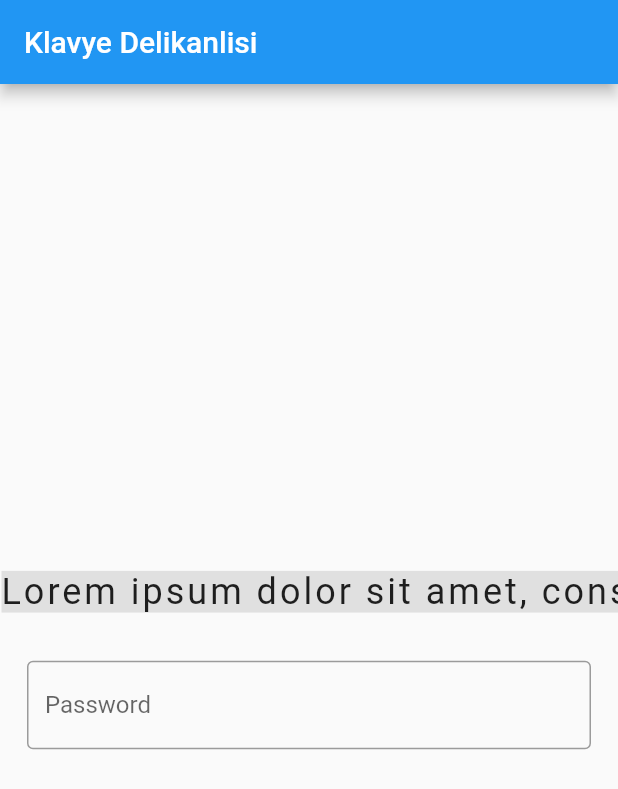
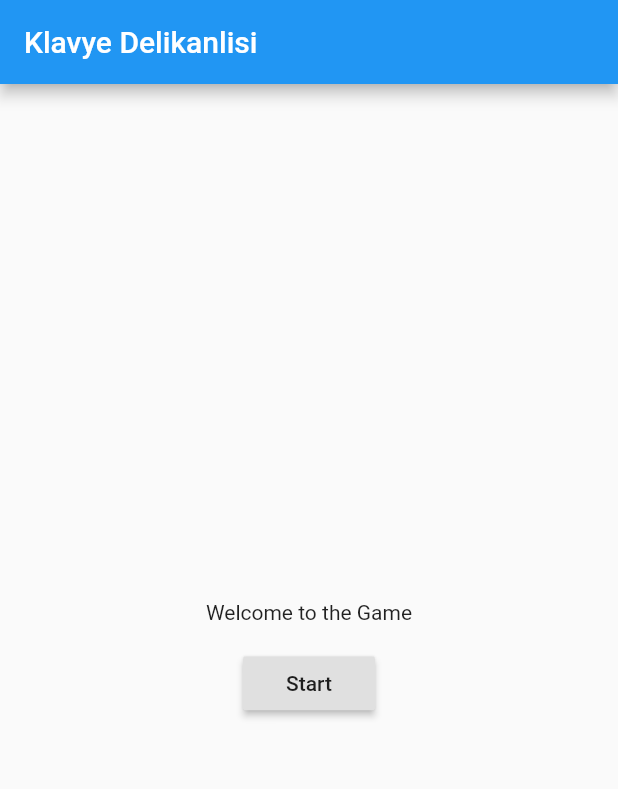
Before and after one commit to EnesKilicaslan/KeyboardStreamingMobileGame, a Flutter app: the screen it shows after launch, on a phone screen of 412 x 824 dp. Shown: the top 789 px of the screen. Run offline on Flutter 3.47's test engine with Material 2 defaults, Android fonts, the phone set to English and light mode, and no system bars; our stand-ins replace marquee.

Commit message:
Add Start Button and a sliding text with input field, video_time: 2:00

```diff
--- a/lib/main.dart
+++ b/lib/main.dart
@@ -1,4 +1,5 @@
 import 'package:flutter/material.dart';
+import 'package:marquee/marquee.dart';
 
 void main() {
   runApp(MyApp());
@@ -7,7 +8,6 @@ void main() {
 class MyApp extends StatelessWidget {
   @override
   Widget build(BuildContext context) {
-
     return MaterialApp(
       home: MyAppHome(),
     );
@@ -21,12 +21,66 @@ class MyAppHome extends StatefulWidget {
   }
 }
 
-class _MyAppHomeState extends State<MyAppHome>
-{
+class _MyAppHomeState extends State<MyAppHome> {
+
+  int _step = 0;
+
+  void onStartClick(){
+    setState(() {
+      ++_step;
+    });
+  }
+
   @override
   Widget build(BuildContext context) {
+    String lorem =
+        '                               Lorem ipsum dolor sit amet, consectetur adipiscin gelit, seddo eiusmod tempor incididunt ut labore et dolore magna aliqua. Ut enim ad minim veniam, quis nostrud exercitation ullamco laboris nisi ut aliquip ex ea commodo consequat. Duis aute irure dolor in reprehenderit in voluptate velit esse cillum dolore eu fugiat nulla pariatur. Excepteur sint occaecat cupidatat non proident, sunt in culpa qui officia deserunt mollit anim id est laborum.';
 
-    String lorem  = 'Lorem ipsum dolor sit amet, consectetur adipiscin gelit, seddo eiusmod tempor incididunt ut labore et dolore magna aliqua. Ut enim ad minim veniam, quis nostrud exercitation ullamco laboris nisi ut aliquip ex ea commodo consequat. Duis aute irure dolor in reprehenderit in voluptate velit esse cillum dolore eu fugiat nulla pariatur. Excepteur sint occaecat cupidatat non proident, sunt in culpa qui officia deserunt mollit anim id est laborum.';
+    var _shownWidget;
+
+    if(_step == 0)
+      _shownWidget = <Widget>[
+        Text("Welcome to the Game"),
+        Container(
+          padding: EdgeInsets.only(top:15),
+          child: RaisedButton(
+            child: Text("Start"),
+            onPressed: onStartClick,
+
+          ),
+        )
+
+        ];
+
+    else if(_step == 1)
+     _shownWidget = <Widget>[
+            Container(
+              margin: EdgeInsets.only(left: 10),
+              height: 40,
+
+              child: Marquee(
+                text: lorem,
+                style: TextStyle(fontSize: 24, letterSpacing: 2, color: Colors.blue),
+                scrollAxis: Axis.horizontal,
+                crossAxisAlignment: CrossAxisAlignment.center,
+                blankSpace: 0.0,
+                velocity: 100.0,
+                accelerationDuration: Duration(seconds: 5),
+                accelerationCurve: Curves.ease,
+              ),
+            ),
+
+            Padding(
+              padding: const EdgeInsets.only(left: 18, right: 18, top: 32),
+              child: TextField(
+                autofocus: true,
+                decoration: InputDecoration(
+                  border: OutlineInputBorder(),
+                  labelText: 'write..',
+                ),
+              ),
+            )
+          ];
 
     return Scaffold(
       appBar: AppBar(
@@ -35,30 +89,9 @@ class _MyAppHomeState extends State<MyAppHome>
       body: Center(
         child: Column(
           mainAxisAlignment: MainAxisAlignment.center,
-          children: <Widget>[
-            Text(
-              lorem,
-              maxLines: 1,
-              softWrap: false,
-              style: TextStyle(
-                background: Paint()..color = Colors.grey[300],
-                fontSize: 24,
-                letterSpacing: 2,
-              ),
-            ),
-            Padding(
-              padding: const EdgeInsets.only(left: 18, right: 18, top: 32),
-              child: TextField(
-                decoration: InputDecoration(
-                  border: OutlineInputBorder(),
-                  labelText: 'Password',
-                ),
-              ),
-            )
-          ],
+          children: _shownWidget,
         ),
       ),
     );
   }
-
 }
--- a/pubspec.yaml
+++ b/pubspec.yaml
@@ -24,10 +24,14 @@ dependencies:
   flutter:
     sdk: flutter
 
-
   # The following adds the Cupertino Icons font to your application.
   # Use with the CupertinoIcons class for iOS style icons.
   cupertino_icons: ^0.1.3
+
+  # Widget that scrolls text infinitely. Provides many customizations
+  # including custom scroll directions, durations, curves as well as pauses after every round.
+  marquee: ^1.3.1
+
 
 dev_dependencies:
   flutter_test:
```
Also changed, not shown: lib/main_archive.dart (+28 -0 lines), pubspec.lock.
